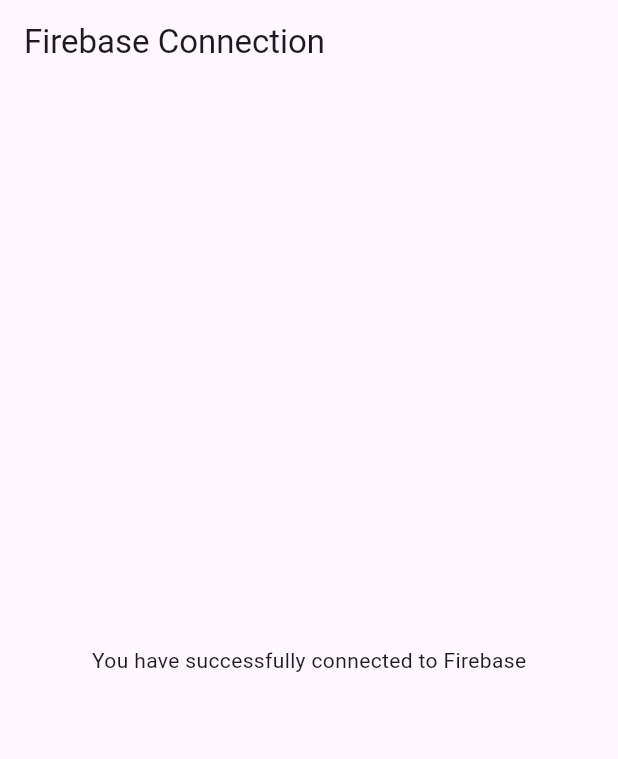
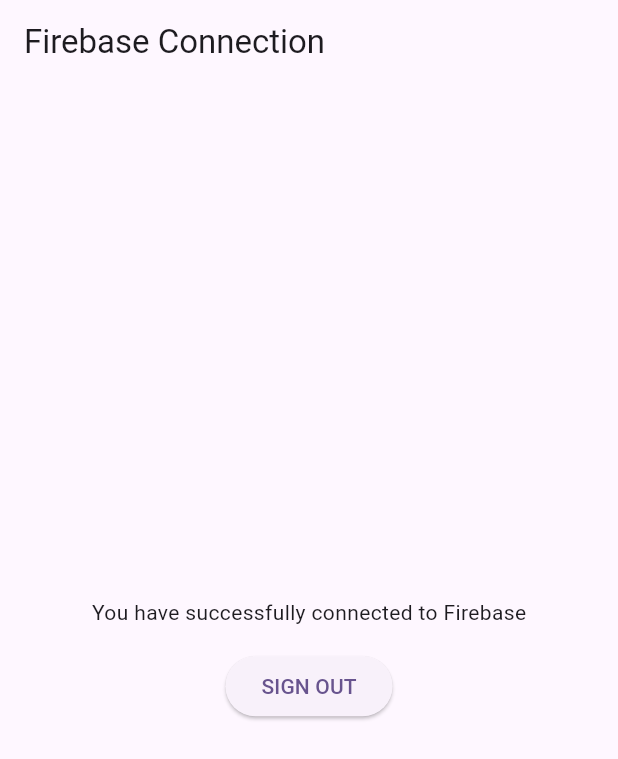
Before and after one commit to euniquecorn/budgettracker, a Flutter app: the screen it shows once a user with an empty profile is signed in, on a phone screen of 412 x 824 dp. Shown: the top 759 px of the screen. Run offline on Flutter 3.47's test engine with Material 2 defaults, Android fonts, the phone set to English and light mode, and no system bars; our stand-ins replace firebase_auth, firebase_core; accounts and stored records are empty.

Commit message:
log in update

```diff
--- a/lib/page1.dart
+++ b/lib/page1.dart
@@ -1,3 +1,4 @@
+import 'package:firebase_auth/firebase_auth.dart';
 import 'package:flutter/material.dart';
 
 class Page1 extends StatefulWidget {
@@ -8,16 +9,26 @@ class Page1 extends StatefulWidget {
 }
 
 class _Page1State extends State<Page1> {
+  final user = FirebaseAuth.instance.currentUser!;
   @override
   Widget build(BuildContext context) {
     return Scaffold(
       appBar: AppBar(
         title: const Text('Firebase Connection'),
       ),
-      body: const Center(
+      body: Center(
         child: Column(
           mainAxisAlignment: MainAxisAlignment.center,
-          children: [Text('You have successfully connected to Firebase')],
+          children: [
+            const Text('You have successfully connected to Firebase'),
+            const SizedBox(height: 15),
+            ElevatedButton(
+              onPressed: () {
+                FirebaseAuth.instance.signOut();
+              },
+              child: const Text('SIGN OUT'),
+            ),
+          ],
         ),
       ),
     );
```
Also changed, not shown: lib/main.dart (+0 -48 lines).
